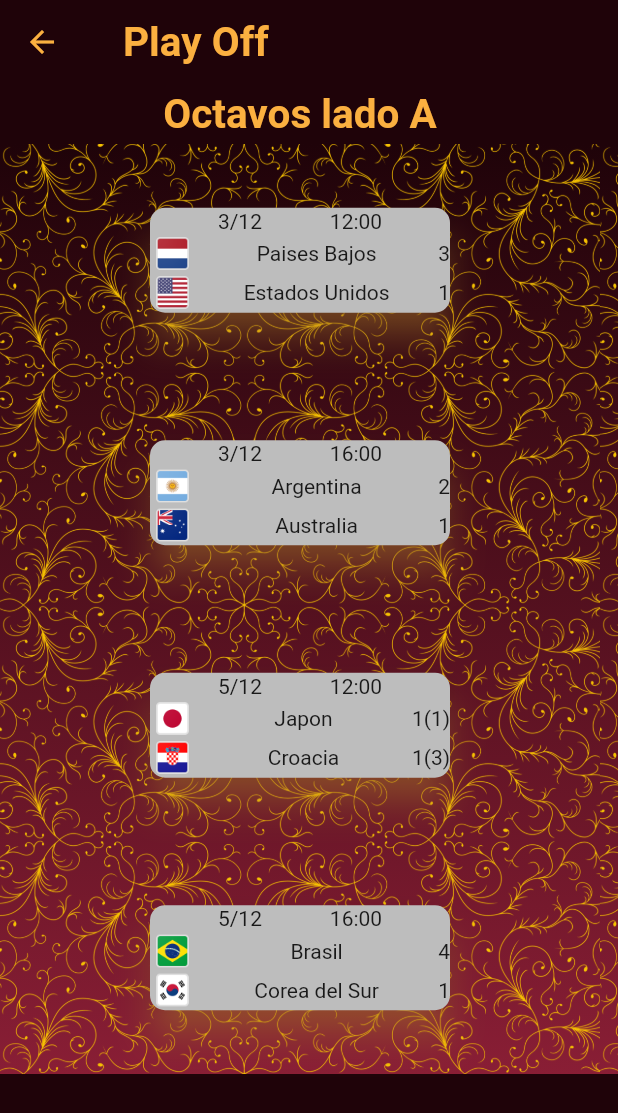
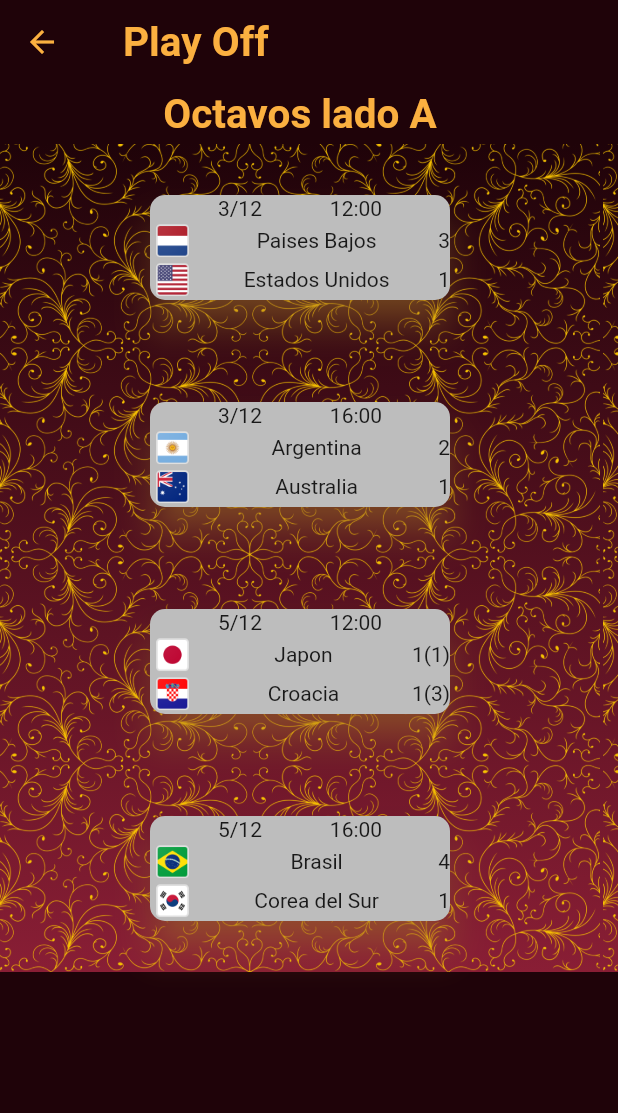
Before and after one commit to monchoK/FIXTURE2022, a Flutter app: the PlayOff screen opened directly, on a phone screen of 412 x 824 dp. Shown: the top 1113 px of the screen. Run offline on Flutter 3.47's test engine with Material 2 defaults, Android fonts, the phone set to English and light mode, and no system bars; our stand-ins replace firebase_core, firebase_database, webview_flutter; accounts and stored records are empty.

Commit message:
arreglos de frames

```diff
--- a/lib/widgets/play_off_widgets.dart
+++ b/lib/widgets/play_off_widgets.dart
@@ -50,14 +50,15 @@ Container octavos(BuildContext context, name, oct1, oct2, oct3, oct4) {
               child: Text(name, style: Theme.of(context).textTheme.headline3)),
         ),
         Container(
-            height: 620,
-            width: 400,
+            height: 552,
+            width: 420,
             decoration: degrade(context),
             child: Stack(alignment: Alignment.center, children: [
               Image.asset(
                 height: 620,
+                width: 420,
                 "assets/patron.png",
-                fit: BoxFit.fitHeight,
+                fit: BoxFit.fill,
               ),
               Column(
                   mainAxisAlignment: MainAxisAlignment.spaceAround,
@@ -78,7 +79,7 @@ Container cuartos(BuildContext context, name, cua1, cua2) {
                 child:
                     Text(name, style: Theme.of(context).textTheme.headline3))),
         Container(
-            height: 620,
+            height: 552,
             width: 400,
             decoration: degrade(context),
             child: Stack(
@@ -87,7 +88,7 @@ Container cuartos(BuildContext context, name, cua1, cua2) {
                 Image.asset(
                   height: 620,
                   "assets/patron.png",
-                  fit: BoxFit.fitHeight,
+                  fit: BoxFit.fill,
                 ),
                 Column(
                     mainAxisAlignment: MainAxisAlignment.spaceAround,
@@ -109,7 +110,7 @@ Container semifinal(BuildContext context, name, sem1) {
                 child:
                     Text(name, style: Theme.of(context).textTheme.headline3))),
         Container(
-            height: 620,
+            height: 552,
             width: 400,
             decoration: degrade(context),
             child: Stack(
@@ -118,7 +119,7 @@ Container semifinal(BuildContext context, name, sem1) {
                 Image.asset(
                   height: 620,
                   "assets/patron.png",
-                  fit: BoxFit.fitHeight,
+                  fit: BoxFit.fill,
                 ),
                 Column(
                     mainAxisAlignment: MainAxisAlignment.spaceAround,
@@ -140,8 +141,8 @@ Container finals(BuildContext context, name, finalists, ganador) {
                 child:
                     Text(name, style: Theme.of(context).textTheme.headline3))),
         Container(
-            height: 620,
-            width: 400,
+            height: 552,
+            width: 420,
             decoration: degrade(context),
             child: Stack(
               alignment: Alignment.center,
```
